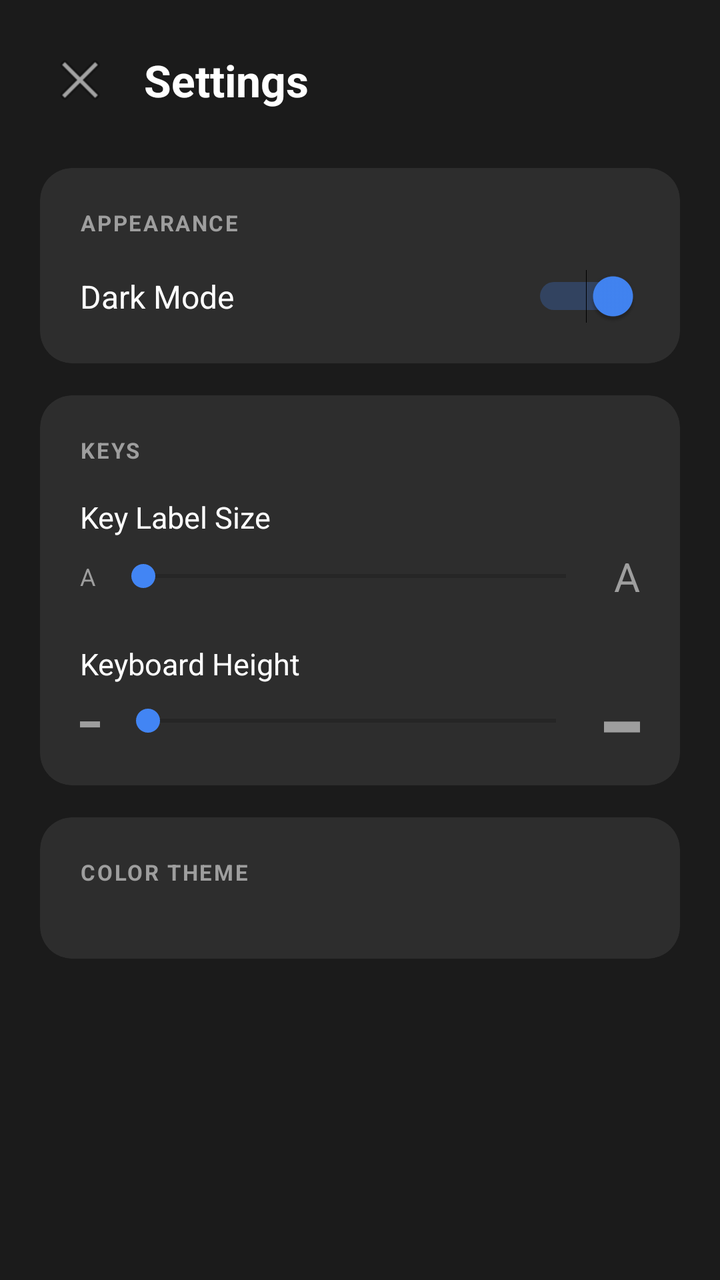
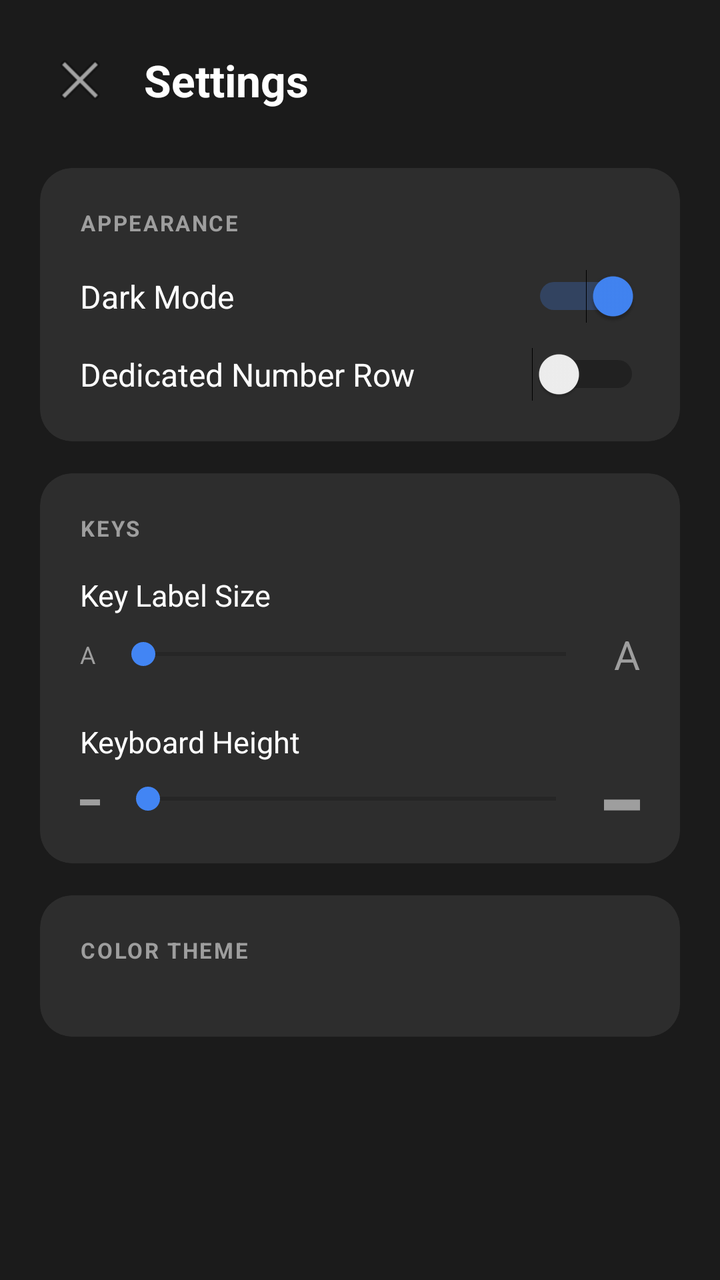

Before-and-after screenshots of an Android layout around one commit, followed by the original layout XML and the change that was made.
<!-- AndroidManifest.xml: activity theme Theme.BawirBoard.Settings -->
<!-- res/layout/activity_settings.xml -->
<?xml version="1.0" encoding="utf-8"?>
<ScrollView xmlns:android="http://schemas.android.com/apk/res/android"
    xmlns:app="http://schemas.android.com/apk/res-auto"
    android:id="@+id/settings_root"
    android:layout_width="match_parent"
    android:layout_height="match_parent"
    android:background="@color/settings_bg">

    <LinearLayout
        android:layout_width="match_parent"
        android:layout_height="wrap_content"
        android:orientation="vertical"
        android:padding="20dp">

        
        <LinearLayout
            android:layout_width="match_parent"
            android:layout_height="wrap_content"
            android:orientation="horizontal"
            android:gravity="center_vertical"
            android:layout_marginBottom="24dp">

            <ImageButton
                android:id="@+id/btn_back"
                android:layout_width="40dp"
                android:layout_height="40dp"
                android:src="@android:drawable/ic_menu_close_clear_cancel"
                android:background="?attr/selectableItemBackgroundBorderless"
                android:contentDescription="Back"
                android:layout_marginEnd="12dp" />

            <TextView
                android:layout_width="0dp"
                android:layout_height="wrap_content"
                android:layout_weight="1"
                android:text="@string/settings_title"
                android:textSize="22sp"
                android:textStyle="bold"
                android:textColor="@color/settings_text" />
        </LinearLayout>

        
        <androidx.cardview.widget.CardView
            android:layout_width="match_parent"
            android:layout_height="wrap_content"
            app:cardBackgroundColor="@color/settings_card_bg"
            app:cardCornerRadius="16dp"
            app:cardElevation="0dp"
            android:layout_marginBottom="16dp">

            <LinearLayout
                android:layout_width="match_parent"
                android:layout_height="wrap_content"
                android:orientation="vertical"
                android:padding="20dp">

                <TextView
                    android:layout_width="match_parent"
                    android:layout_height="wrap_content"
                    android:text="@string/settings_appearance"
                    android:textSize="11sp"
                    android:textStyle="bold"
                    android:textColor="@color/settings_hint"
                    android:letterSpacing="0.08"
                    android:layout_marginBottom="16dp" />

                <LinearLayout
                    android:layout_width="match_parent"
                    android:layout_height="wrap_content"
                    android:orientation="horizontal"
                    android:gravity="center_vertical">

                    <TextView
                        android:layout_width="0dp"
                        android:layout_height="wrap_content"
                        android:layout_weight="1"
                        android:text="@string/settings_dark_mode"
                        android:textSize="16sp"
                        android:textColor="@color/settings_text" />

                    <Switch
                        android:id="@+id/switch_dark_mode"
                        android:layout_width="wrap_content"
                        android:layout_height="wrap_content"
                        android:checked="true" />
                </LinearLayout>
            </LinearLayout>
        </androidx.cardview.widget.CardView>

        
        <androidx.cardview.widget.CardView
            android:layout_width="match_parent"
            android:layout_height="wrap_content"
            app:cardBackgroundColor="@color/settings_card_bg"
            app:cardCornerRadius="16dp"
            app:cardElevation="0dp"
            android:layout_marginBottom="16dp">

            <LinearLayout
                android:layout_width="match_parent"
                android:layout_height="wrap_content"
                android:orientation="vertical"
                android:padding="20dp">

                <TextView
                    android:layout_width="match_parent"
                    android:layout_height="wrap_content"
                    android:text="@string/settings_keys"
                    android:textSize="11sp"
                    android:textStyle="bold"
                    android:textColor="@color/settings_hint"
                    android:letterSpacing="0.08"
                    android:layout_marginBottom="16dp" />

                
                <TextView
                    android:layout_width="match_parent"
                    android:layout_height="wrap_content"
                    android:text="@string/settings_font_size"
                    android:textSize="15sp"
                    android:textColor="@color/settings_text"
                    android:layout_marginBottom="6dp" />

                <LinearLayout
                    android:layout_width="match_parent"
                    android:layout_height="wrap_content"
                    android:orientation="horizontal"
                    android:gravity="center_vertical"
                    android:layout_marginBottom="20dp">

                    <TextView
                        android:layout_width="wrap_content"
                        android:layout_height="wrap_content"
                        android:text="A"
                        android:textSize="12sp"
                        android:textColor="@color/settings_hint"
                        android:layout_marginEnd="8dp" />

                    <SeekBar
                        android:id="@+id/seek_font_size"
                        android:layout_width="0dp"
                        android:layout_height="wrap_content"
                        android:layout_weight="1"
                        android:max="5" />

                    <TextView
                        android:layout_width="wrap_content"
                        android:layout_height="wrap_content"
                        android:text="A"
                        android:textSize="20sp"
                        android:textColor="@color/settings_hint"
                        android:layout_marginStart="8dp" />
                </LinearLayout>

                
                <TextView
                    android:layout_width="match_parent"
                    android:layout_height="wrap_content"
                    android:text="@string/settings_key_height"
                    android:textSize="15sp"
                    android:textColor="@color/settings_text"
                    android:layout_marginBottom="6dp" />

                <LinearLayout
                    android:layout_width="match_parent"
                    android:layout_height="wrap_content"
                    android:orientation="horizontal"
                    android:gravity="center_vertical">

                    <TextView
                        android:layout_width="wrap_content"
                        android:layout_height="wrap_content"
                        android:text="▬"
                        android:textSize="10sp"
                        android:textColor="@color/settings_hint"
                        android:layout_marginEnd="8dp" />

                    <SeekBar
                        android:id="@+id/seek_key_height"
                        android:layout_width="0dp"
                        android:layout_height="wrap_content"
                        android:layout_weight="1"
                        android:max="5" />

                    <TextView
                        android:layout_width="wrap_content"
                        android:layout_height="wrap_content"
                        android:text="▬"
                        android:textSize="18sp"
                        android:textColor="@color/settings_hint"
                        android:layout_marginStart="8dp" />
                </LinearLayout>
            </LinearLayout>
        </androidx.cardview.widget.CardView>

        
        <androidx.cardview.widget.CardView
            android:layout_width="match_parent"
            android:layout_height="wrap_content"
            app:cardBackgroundColor="@color/settings_card_bg"
            app:cardCornerRadius="16dp"
            app:cardElevation="0dp">

            <LinearLayout
                android:layout_width="match_parent"
                android:layout_height="wrap_content"
                android:orientation="vertical"
                android:padding="20dp">

                <TextView
                    android:layout_width="match_parent"
                    android:layout_height="wrap_content"
                    android:text="@string/settings_color_theme"
                    android:textSize="11sp"
                    android:textStyle="bold"
                    android:textColor="@color/settings_hint"
                    android:letterSpacing="0.08"
                    android:layout_marginBottom="16dp" />

                <LinearLayout
                    android:id="@+id/color_theme_row"
                    android:layout_width="match_parent"
                    android:layout_height="wrap_content"
                    android:orientation="horizontal"
                    android:gravity="center_vertical" />

            </LinearLayout>
        </androidx.cardview.widget.CardView>

    </LinearLayout>
</ScrollView>
<!-- resources referenced by this layout -->
<resources>
  <color name="settings_bg">#1B1B1B</color>
  <color name="settings_card_bg">#2D2D2D</color>
  <color name="settings_hint">#9E9E9E</color>
  <color name="settings_text">#FFFFFF</color>
  <string name="settings_appearance">APPEARANCE</string>
  <string name="settings_color_theme">COLOR THEME</string>
  <string name="settings_dark_mode">Dark Mode</string>
  <string name="settings_font_size">Key Label Size</string>
  <string name="settings_key_height">Keyboard Height</string>
  <string name="settings_keys">KEYS</string>
  <string name="settings_title">Settings</string>
  <style name="Theme.BawirBoard.Settings" parent="Theme.BawirBoard">
          <item name="android:windowBackground">@color/settings_bg</item>
          <item name="android:textColor">@color/settings_text</item>
      </style>
  <style name="Theme.BawirBoard" parent="Theme.AppCompat.DayNight.NoActionBar">
          <item name="colorPrimary">@color/accent</item>
          <item name="colorAccent">@color/accent</item>
          <item name="android:windowBackground">@color/keyboard_bg</item>
          <item name="android:textColor">@color/key_text</item>
      </style>
  <color name="accent">#4285F4</color>
  <color name="keyboard_bg">#1B1B1B</color>
  <color name="key_text">#FFFFFF</color>
</resources>

<!-- the commit's change to res/layout/activity_settings.xml (unified diff, before → after) -->
@@ -68,7 +68,8 @@
                     android:layout_width="match_parent"
                     android:layout_height="wrap_content"
                     android:orientation="horizontal"
-                    android:gravity="center_vertical">
+                    android:gravity="center_vertical"
+                    android:layout_marginBottom="12dp">
 
                     <TextView
                         android:layout_width="0dp"
@@ -83,6 +84,26 @@
                         android:layout_width="wrap_content"
                         android:layout_height="wrap_content"
                         android:checked="true" />
+                </LinearLayout>
+
+                <LinearLayout
+                    android:layout_width="match_parent"
+                    android:layout_height="wrap_content"
+                    android:orientation="horizontal"
+                    android:gravity="center_vertical">
+
+                    <TextView
+                        android:layout_width="0dp"
+                        android:layout_height="wrap_content"
+                        android:layout_weight="1"
+                        android:text="@string/settings_number_row"
+                        android:textSize="16sp"
+                        android:textColor="@color/settings_text" />
+
+                    <Switch
+                        android:id="@+id/switch_number_row"
+                        android:layout_width="wrap_content"
+                        android:layout_height="wrap_content" />
                 </LinearLayout>
             </LinearLayout>
         </androidx.cardview.widget.CardView>
<!-- resource entries referenced after the edit -->
@@ -10,6 +10,7 @@
   <string name="settings_font_size">Key Label Size</string>
   <string name="settings_key_height">Keyboard Height</string>
   <string name="settings_keys">KEYS</string>
+  <string name="settings_number_row">Dedicated Number Row</string>
   <string name="settings_title">Settings</string>
   <style name="Theme.BawirBoard.Settings" parent="Theme.BawirBoard">
           <item name="android:windowBackground">@color/settings_bg</item>
